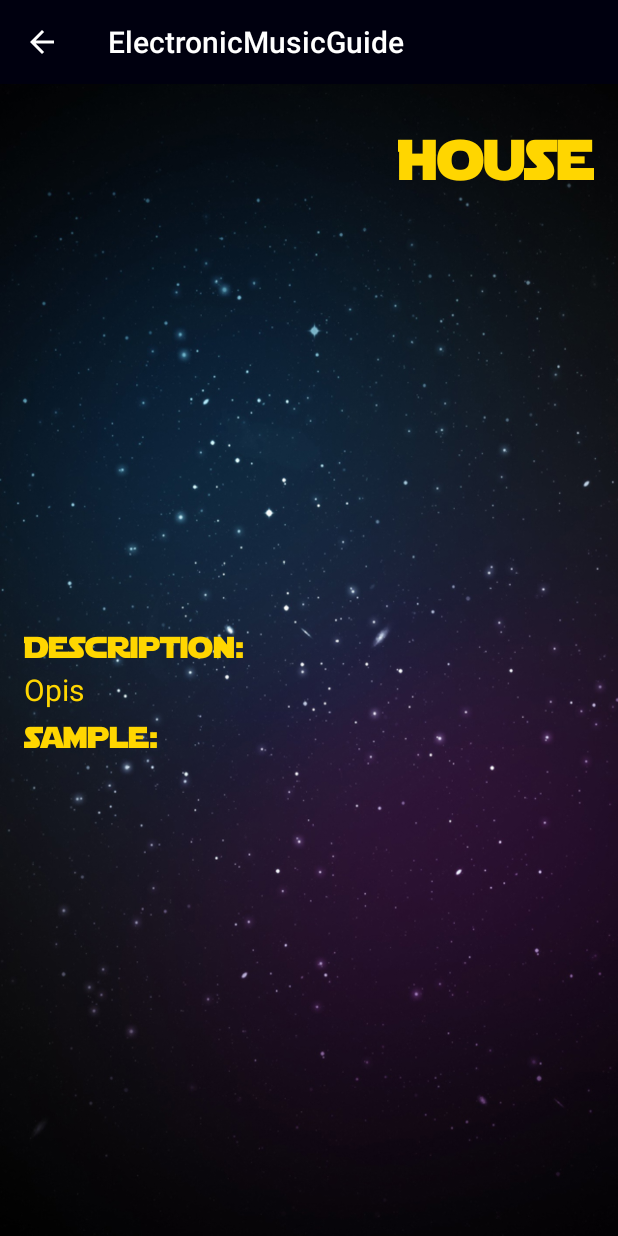
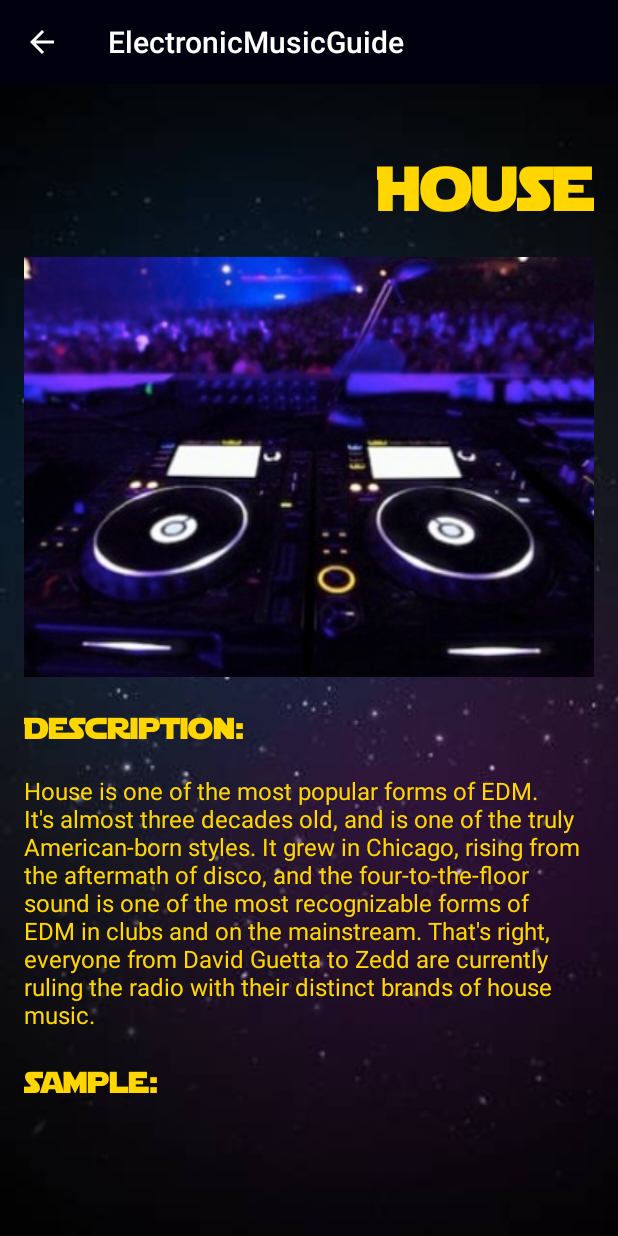
Before and after one commit to rjuzaszek/ElectronicMusicGuide, an Android app: the screen it shows after launch (GenereActivity), after a tap on "House", on a phone screen of 412 x 824 dp. Run offline under Robolectric (Android 15) with nearby library versions, the phone set to English and light mode, and no system bars.

Commit message:
Wszystko działające, apka bez playera

```diff
--- a/app/src/main/java/com/robert/electronicmusicguide/GenereActivity.java
+++ b/app/src/main/java/com/robert/electronicmusicguide/GenereActivity.java
@@ -14,6 +14,7 @@ public class GenereActivity extends AppCompatActivity {
     TextView generename;
     ImageView image;
     TextView description;
+    String genere;
 
     @Override
     protected void onCreate(Bundle savedInstanceState) {
@@ -21,11 +22,12 @@ public class GenereActivity extends AppCompatActivity {
         setContentView(R.layout.activity_genere);
 
         Intent intent = getIntent();
-        String genere = intent.getStringExtra(MainActivity.EXTRA_MESSAGE);
+        genere = intent.getStringExtra(MainActivity.EXTRA_MESSAGE);
 
         Typeface font = Typeface.createFromAsset(getAssets(), "Star_Jedi_Rounded.ttf");
 
         generename = (TextView) findViewById(R.id.generename_textview);
+        generename.setText(genere);
         generename.setTypeface(font);
         image = (ImageView) findViewById(R.id.generephoto_imageview);
         description = (TextView) findViewById(R.id.description_textview);
@@ -45,7 +47,7 @@ public class GenereActivity extends AppCompatActivity {
                 setup_dubstep();
                 break;
 
-            case "Drum and bass":
+            case "DNB":
                 setup_dnb();
                 break;
 
@@ -59,32 +61,27 @@ public class GenereActivity extends AppCompatActivity {
     }
 
     private void setup_house() {
-        generename.setText("House");
-        image.setImageDrawable(Drawable.createFromPath("@drawable/houseimage"));
-        description.setText("Opis");
+        image.setImageResource(R.drawable.houseimage);
+        description.setText(R.string.housedescription);
     }
 
     private void setup_techno() {
-        generename.setText("Techno");
-        image.setImageDrawable(Drawable.createFromPath("@drawable/technoimage"));
-        description.setText("Opis");
+        image.setImageResource(R.drawable.technoimage);
+        description.setText(R.string.technoscription);
     }
 
     private void setup_dnb() {
-        generename.setText("Drum and bass");
-        image.setImageDrawable(Drawable.createFromPath("@drawable/dnbimage"));
-        description.setText("Opis");
+        image.setImageResource(R.drawable.dnbimage);
+        description.setText(R.string.dnbdescription);
     }
 
     private void setup_dubstep() {
-        generename.setText("Dubstep");
-        image.setImageDrawable(Drawable.createFromPath("@drawable/dubstepimage"));
-        description.setText("Opis");
+        image.setImageResource(R.drawable.dubstepimage);
+        description.setText(R.string.dubstepscription);
     }
 
     private void setup_garage() {
-        generename.setText("Garage");
-        image.setImageDrawable(Drawable.createFromPath("@drawable/garageimage"));
-        description.setText("Opis");
+        image.setImageResource(R.drawable.garageimage);
+        description.setText(R.string.garagedescription);
     }
 }
--- a/app/src/main/res/layout/activity_genere.xml
+++ b/app/src/main/res/layout/activity_genere.xml
@@ -18,17 +18,20 @@
             android:id="@+id/generename_textview"
             android:layout_width="wrap_content"
             android:layout_height="wrap_content"
-            android:textSize="38sp"
+            android:textSize="42sp"
             android:textColor="@color/yellow"
             android:layout_alignParentRight="true"
-            android:layout_alignParentTop="true"/>
+            android:layout_alignParentTop="true"
+            android:layout_marginBottom="16dp"
+            android:layout_marginTop="16dp"/>
 
         <ImageView
             android:id="@+id/generephoto_imageview"
             android:layout_width="match_parent"
             android:layout_height="280dp"
             android:layout_below="@id/generename_textview"
-            android:scaleType="centerCrop"/>
+            android:scaleType="centerCrop"
+            android:layout_marginBottom="16dp"/>
 
         <TextView
             android:id="@+id/descriptiontitle_textview"
@@ -41,14 +44,16 @@
             android:layout_width="wrap_content"
             android:layout_height="wrap_content"
             android:textColor="@color/yellow"
-            android:textSize="20sp"
-            android:layout_below="@id/descriptiontitle_textview"/>
+            android:textSize="16sp"
+            android:layout_below="@id/descriptiontitle_textview"
+            android:layout_marginBottom="16dp"/>
 
         <TextView
             android:id="@+id/playertitle_textview"
             style="@style/sectionDesctiptionStyle"
             android:text="Sample:"
-            android:layout_below="@id/description_textview"/>
+            android:layout_below="@id/description_textview"
+            />
 
         <!--odtwarzacz-->
 
--- a/app/src/main/res/layout/activity_main.xml
+++ b/app/src/main/res/layout/activity_main.xml
@@ -20,7 +20,7 @@
             android:layout_width="match_parent"
             android:layout_height="wrap_content"
             android:gravity="center_horizontal"
-            android:textSize="30sp"
+            android:textSize="32sp"
             android:textColor="@color/yellow"
             android:layout_weight="4"
             android:layout_marginTop="16dp"
--- a/app/src/main/res/values/strings.xml
+++ b/app/src/main/res/values/strings.xml
@@ -4,6 +4,11 @@
     <string name="house">House</string>
     <string name="techno">Techno</string>
     <string name="dubstep">Dubstep</string>
-    <string name="dnb">Drum and Bass</string>
+    <string name="dnb">DNB</string>
     <string name="garage">Garage</string>
+    <string name="housedescription">House is one of the most popular forms of EDM. It\'s almost three decades old, and is one of the truly American-born styles. It grew in Chicago, rising from the aftermath of disco, and the "four-to-the-floor" sound is one of the most recognizable forms of EDM in clubs and on the mainstream. That\'s right, everyone from David Guetta to Zedd are currently ruling the radio with their distinct brands of house music.</string>
+    <string name="technoscription">Techno is NOT a way to describe all of electronic music, but it is one of the genres that\'s been around the longest. Another American-born style, techno got its start in Detroit, where DJs loved the sounds of Kraftwerk, Yellow Magic Orchestra, and Giorgio Moroder, but wanted to inject some soul into the deep digital sounds. Detroit\'s techno scene grew steadily with the likes of Juan Atkins and Derrick May helping nurture the foundation, and once Europe got a hold of the sound, it exploded, spawning a number of different scenes worldwide, with everyone from U2 to Madonna using the long-loved style in their own work. Today, you can find artists like Richie Hawtin and Nicole Moudaber still crafting proper techno productions.</string>
+    <string name="dubstepscription">Contrary to popular belief, dubstep was not directly born from a love of dub music; it started as a darker, more experimental take on the 2-step sound that was running through London in the late 1990s. Clocking in at 140BPM, the early sound of dubstep was far from the aggressive tracks that are associated with the genre today. Early incarnations of dubstep are over a decade old, but the sound really started to grow in 2005, with DJs like John Peel and Mary Anne Hobbs helping bring the exciting new flavor to UK radio. Today, the sound is far from a London thing, and spent many years as the genre to many of today\'s EDM fans.</string>
+    <string name="dnbdescription">Drum and Bass might be one of the most intense, misunderstood sounds within the EDM scene. While its roots are in the hardcore rave scene of London in the early 1990s, it mutated into a darker, more sinister sound all to its own, gobbling up reggae/dancehall sub-bass with sped-up breakbeats. Clocking in at 160-180 BPMs, the obvious emphasis on the drum work and bassline gives dnb its name. Over the years, it has encompassed a number of sounds, with subgenres incorporating jazz, soul, hip-hop, and even other EDM styles like trance.</string>
+    <string name="garagedescription">Garage was born from house music, but relied heavily on more time-shifting in the beats, as well as much more emphasis on vocal samples (literally grabbing phrases from lyrics as opposed to using an entire verse). While Todd Edwards was seen as the creator of this sound, it wasn\'t until the garage tracks were brought to the UK and played at a slightly faster tempo that the "UK garage" scene was born. The scene flourished in the UK, birthing sounds like speed garage, 2-step, bassline, and while the garage sound has seen its highs and lows, acts like Joy Orbison and Disclosure are putting their own spin on the sound today.</string>
 </resources>
--- a/app/src/main/res/values/styles.xml
+++ b/app/src/main/res/values/styles.xml
@@ -29,6 +29,7 @@
         <item name="android:layout_alignParentLeft">true</item>
         <item name="android:textColor">@color/yellow</item>
         <item name="android:textSize">20sp</item>
+        <item name="android:layout_marginBottom">16dp</item>
     </style>
 
 </resources>
```
Also changed, not shown: app/src/main/res/drawable/back2.jpg, app/src/main/res/drawable/dnbimage.jpeg (added), app/src/main/res/drawable/dubstepimage.jpg (added), app/src/main/res/drawable/garageimage.jpg (added), app/src/main/res/drawable/houseimage.jpg (added), app/src/main/res/drawable/technoimage.jpg (added).
